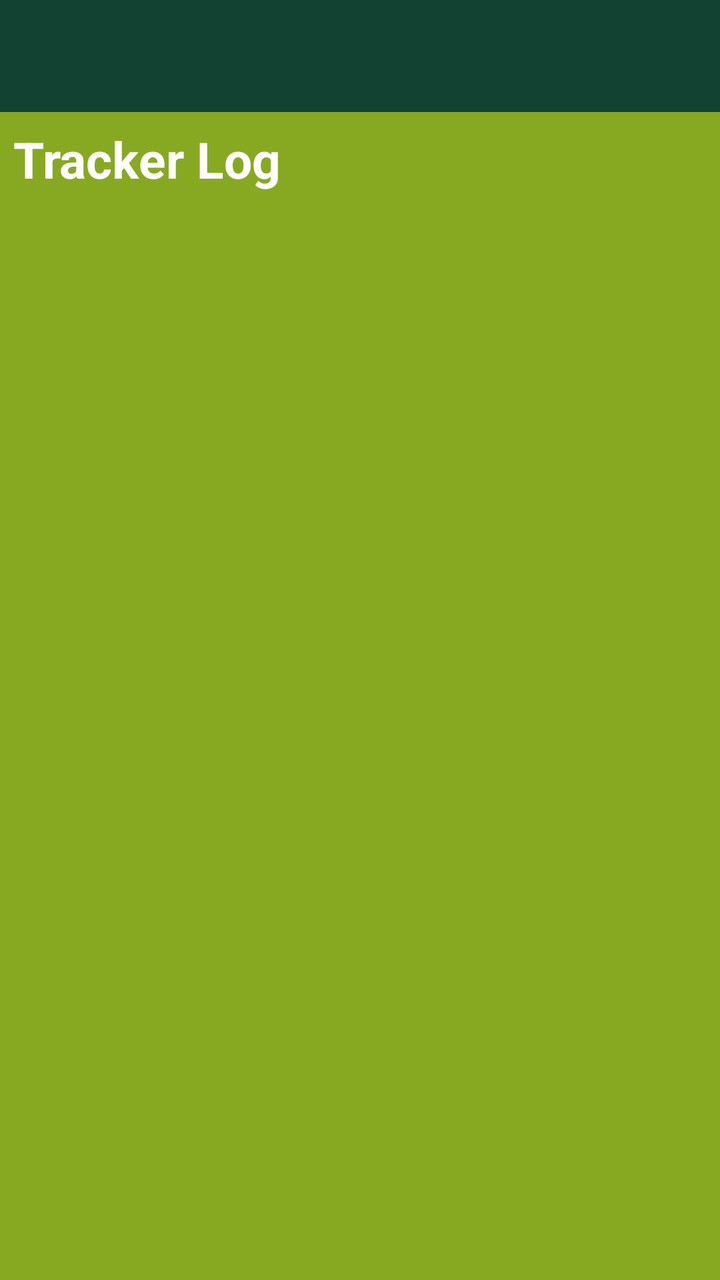
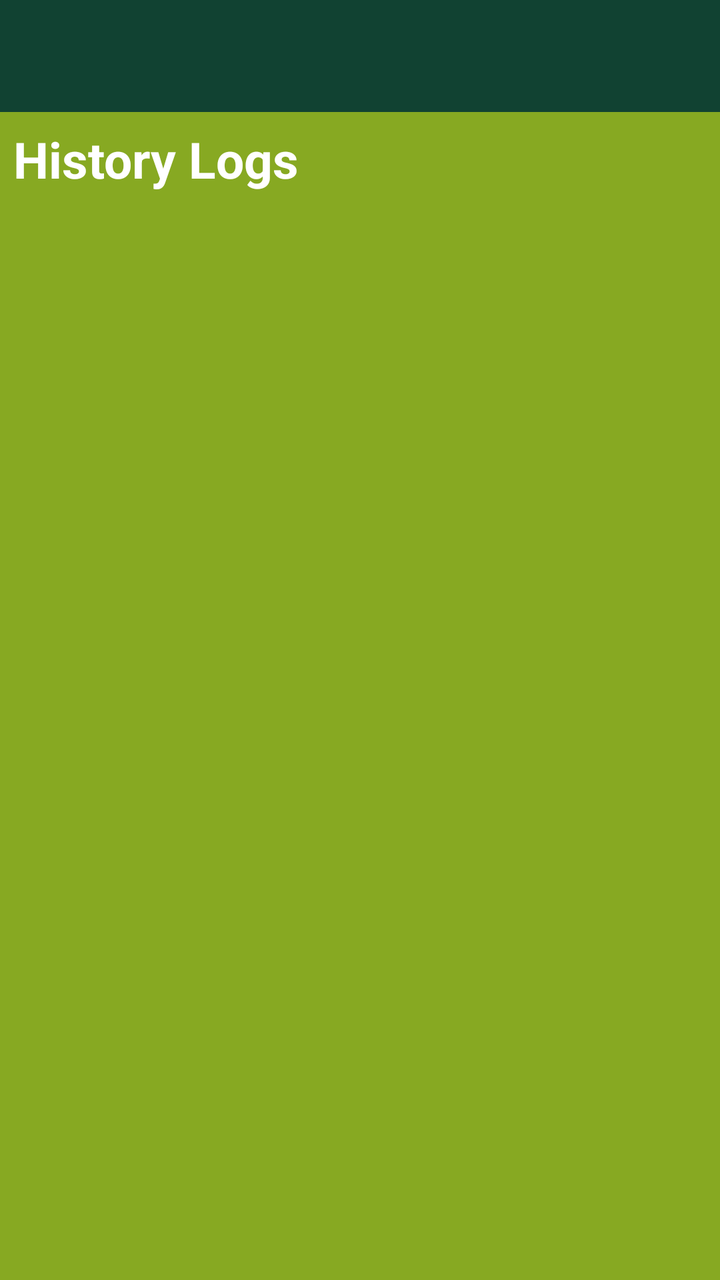

Before-and-after screenshots of an Android layout around one commit, followed by the original layout XML and the change that was made.
<!-- AndroidManifest.xml: application theme AppTheme -->
<!-- res/layout/logs.xml -->
<LinearLayout android:orientation="vertical" android:minWidth="25px" android:minHeight="25px" android:layout_width="match_parent" android:layout_height="match_parent" android:id="@+id/linearLayout1" android:background="#87A922" xmlns:app="http://schemas.android.com/apk/res-auto" xmlns:android="http://schemas.android.com/apk/res/android"><com.google.android.material.appbar.AppBarLayout android:layout_width="match_parent" android:layout_height="wrap_content" android:theme="@style/AppTheme.AppBarOverlay"><androidx.appcompat.widget.Toolbar android:id="@+id/toolbar" android:layout_width="match_parent" android:layout_height="?attr/actionBarSize" android:background="?attr/colorPrimary" /></com.google.android.material.appbar.AppBarLayout><TextView android:text="Tracker Log" android:textAppearance="?android:attr/textAppearanceLarge" android:layout_width="match_parent" android:layout_height="wrap_content" android:id="@+id/textVLogs" android:textStyle="bold" android:textSize="25dp" android:textColor="@android:color/background_light" android:paddingLeft="20px" android:paddingTop="20px" android:paddingBottom="20px" /><LinearLayout android:orientation="vertical" android:id="@+id/linearLayout2" android:layout_width="match_parent" android:layout_height="wrap_content" android:background="#F7F6BB"><ListView android:layout_width="match_parent" android:layout_height="match_parent" android:id="@+id/listview1" android:layout_weight="1" android:background="#F7F6BB" /></LinearLayout></LinearLayout>
<!-- resources referenced by this layout -->
<resources>
  <style name="AppTheme.AppBarOverlay" parent="ThemeOverlay.MaterialComponents.Dark.ActionBar" />
  <style name="AppTheme" parent="Theme.MaterialComponents.Light.DarkActionBar"><item name="colorPrimary">#114232</item><item name="colorPrimaryDark">@color/colorPrimaryDark</item><item name="colorAccent">@color/colorAccent</item><item name="windowActionBar">false</item><item name="windowNoTitle">true</item></style>
  <color name="colorPrimaryDark">#1B3147</color>
  <color name="colorAccent">#3498db</color>
</resources>

<!-- the commit's change to res/layout/logs.xml (unified diff, before → after) -->
@@ -1 +1 @@
-<LinearLayout android:orientation="vertical" android:minWidth="25px" android:minHeight="25px" android:layout_width="match_parent" android:layout_height="match_parent" android:id="@+id/linearLayout1" android:background="#87A922" xmlns:app="http://schemas.android.com/apk/res-auto" xmlns:android="http://schemas.android.com/apk/res/android"><com.google.android.material.appbar.AppBarLayout android:layout_width="match_parent" android:layout_height="wrap_content" android:theme="@style/AppTheme.AppBarOverlay"><androidx.appcompat.widget.Toolbar android:id="@+id/toolbar" android:layout_width="match_parent" android:layout_height="?attr/actionBarSize" android:background="?attr/colorPrimary" /></com.google.android.material.appbar.AppBarLayout><TextView android:text="Tracker Log" android:textAppearance="?android:attr/textAppearanceLarge" android:layout_width="match_parent" android:layout_height="wrap_content" android:id="@+id/textVLogs" android:textStyle="bold" android:textSize="25dp" android:textColor="@android:color/background_light" android:paddingLeft="20px" android:paddingTop="20px" android:paddingBottom="20px" /><LinearLayout android:orientation="vertical" android:id="@+id/linearLayout2" android:layout_width="match_parent" android:layout_height="wrap_content" android:background="#F7F6BB"><ListView android:layout_width="match_parent" android:layout_height="match_parent" android:id="@+id/listview1" android:layout_weight="1" android:background="#F7F6BB" /></LinearLayout></LinearLayout>
+<LinearLayout android:orientation="vertical" android:minWidth="25px" android:minHeight="25px" android:layout_width="match_parent" android:layout_height="match_parent" android:id="@+id/linearLayout1" android:background="#87A922" xmlns:app="http://schemas.android.com/apk/res-auto" xmlns:android="http://schemas.android.com/apk/res/android"><com.google.android.material.appbar.AppBarLayout android:layout_width="match_parent" android:layout_height="wrap_content" android:theme="@style/AppTheme.AppBarOverlay"><androidx.appcompat.widget.Toolbar android:id="@+id/toolbar" android:layout_width="match_parent" android:layout_height="?attr/actionBarSize" android:background="?attr/colorPrimary" /></com.google.android.material.appbar.AppBarLayout><TextView android:text="History Logs" android:textAppearance="?android:attr/textAppearanceLarge" android:layout_width="match_parent" android:layout_height="wrap_content" android:id="@+id/textVLogs" android:textStyle="bold" android:textSize="25dp" android:textColor="@android:color/background_light" android:paddingLeft="20px" android:paddingTop="20px" android:paddingBottom="20px" /><LinearLayout android:orientation="vertical" android:id="@+id/linearLayout2" android:layout_width="match_parent" android:layout_height="wrap_content" android:background="#F7F6BB"><ListView android:layout_width="match_parent" android:layout_height="match_parent" android:id="@+id/listview1" android:layout_weight="1" android:background="@drawable/layout_bg" /></LinearLayout></LinearLayout>
<!-- resource entries referenced after the edit -->
@@ -1,5 +1,7 @@
 <!-- resources referenced by this layout -->
 <resources>
+  <!-- drawable layout_bg (drawable) -->
+  <shape xmlns:android="http://schemas.android.com/apk/res/android"><solid android:color="#F7F6BB" /><stroke android:width="3dp" android:color="#114232" /><corners android:radius="10dp" /><padding android:left="0dp" android:top="0dp" android:right="0dp" android:bottom="0dp" /></shape>
   <style name="AppTheme.AppBarOverlay" parent="ThemeOverlay.MaterialComponents.Dark.ActionBar" />
   <style name="AppTheme" parent="Theme.MaterialComponents.Light.DarkActionBar"><item name="colorPrimary">#114232</item><item name="colorPrimaryDark">@color/colorPrimaryDark</item><item name="colorAccent">@color/colorAccent</item><item name="windowActionBar">false</item><item name="windowNoTitle">true</item></style>
   <color name="colorPrimaryDark">#1B3147</color>
